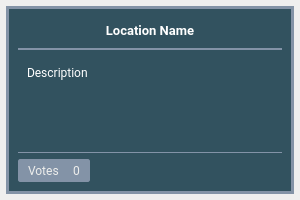
Above: src/app/gui/forms/widgetlocation.ui from botorabi/Meet4Eat-Desktop before the change. Below: the same form after it.
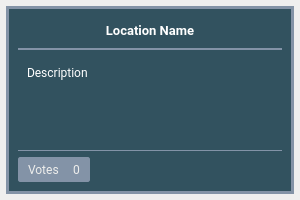
That is the form after the change. Icons and pictures are not drawn.

The edit to the form file:
```diff
--- a/src/app/gui/forms/widgetlocation.ui
+++ b/src/app/gui/forms/widgetlocation.ui
@@ -280,14 +280,14 @@
            <widget class="QPushButton" name="pushButtonVoteDown">
             <property name="minimumSize">
              <size>
-              <width>20</width>
-              <height>20</height>
+              <width>25</width>
+              <height>25</height>
              </size>
             </property>
             <property name="maximumSize">
              <size>
-              <width>20</width>
-              <height>20</height>
+              <width>25</width>
+              <height>25</height>
              </size>
             </property>
             <property name="cursor">
@@ -314,16 +314,19 @@
           </item>
           <item>
            <widget class="QPushButton" name="pushButtonVoteUp">
+            <property name="enabled">
+             <bool>true</bool>
+            </property>
             <property name="minimumSize">
              <size>
-              <width>20</width>
-              <height>20</height>
+              <width>25</width>
+              <height>25</height>
              </size>
             </property>
             <property name="maximumSize">
              <size>
-              <width>20</width>
-              <height>20</height>
+              <width>25</width>
+              <height>25</height>
              </size>
             </property>
             <property name="cursor">
```
Left out of the diff: 10 changed lines with no effect on the pictures.
